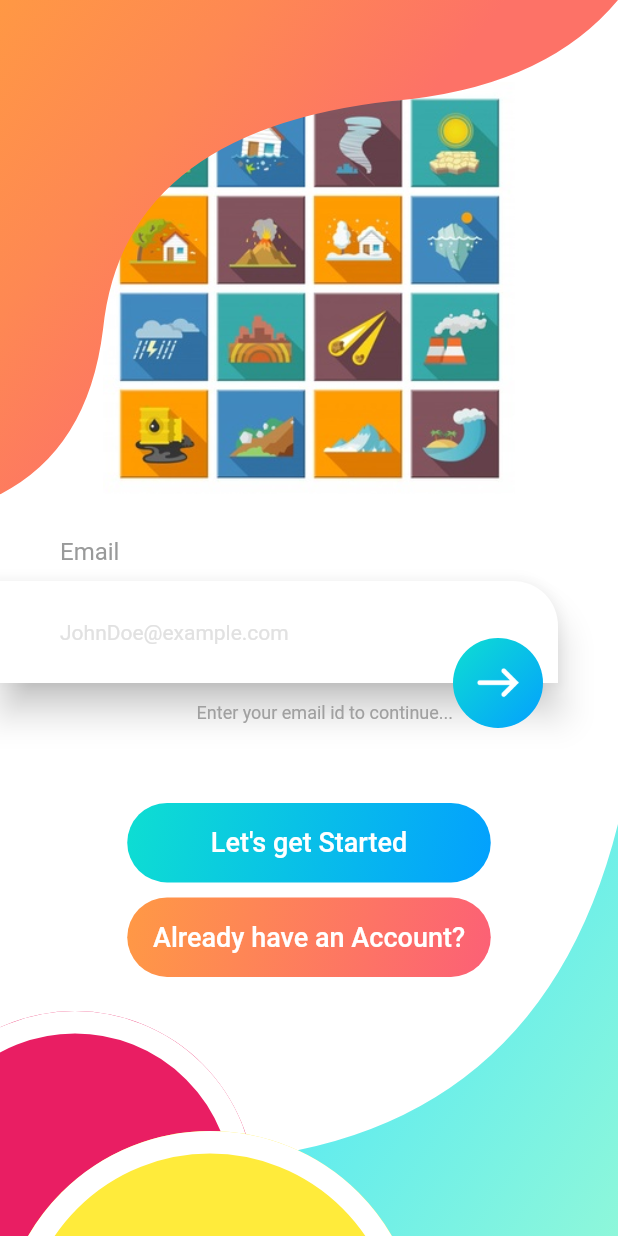
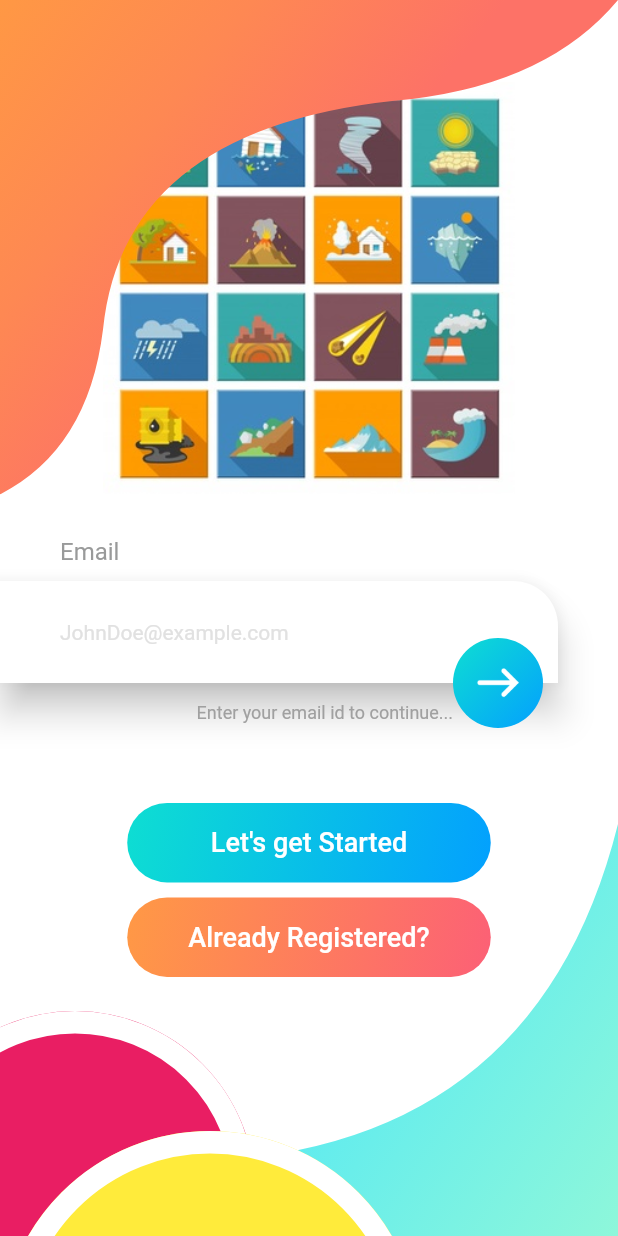
Before and after one commit to smithajo/rebuild_earth, a Flutter app: the screen it shows after launch, on a phone screen of 412 x 824 dp. Run offline on Flutter 3.47's test engine with Material 2 defaults, Android fonts, the phone set to English and light mode, and no system bars.

Commit message:
Update loginUi.dart

```diff
--- a/lib/loginUi.dart
+++ b/lib/loginUi.dart
@@ -66,7 +66,7 @@ class Login extends StatelessWidget {
               padding: EdgeInsets.only(bottom: 50),
             ),
             roundedRectButton("Let's get Started", signInGradients, false),
-            roundedRectButton("Already have an Account?", signUpGradients, false),
+            roundedRectButton("Already Registered?", signUpGradients, false),
           ],
         )
       ],
```
